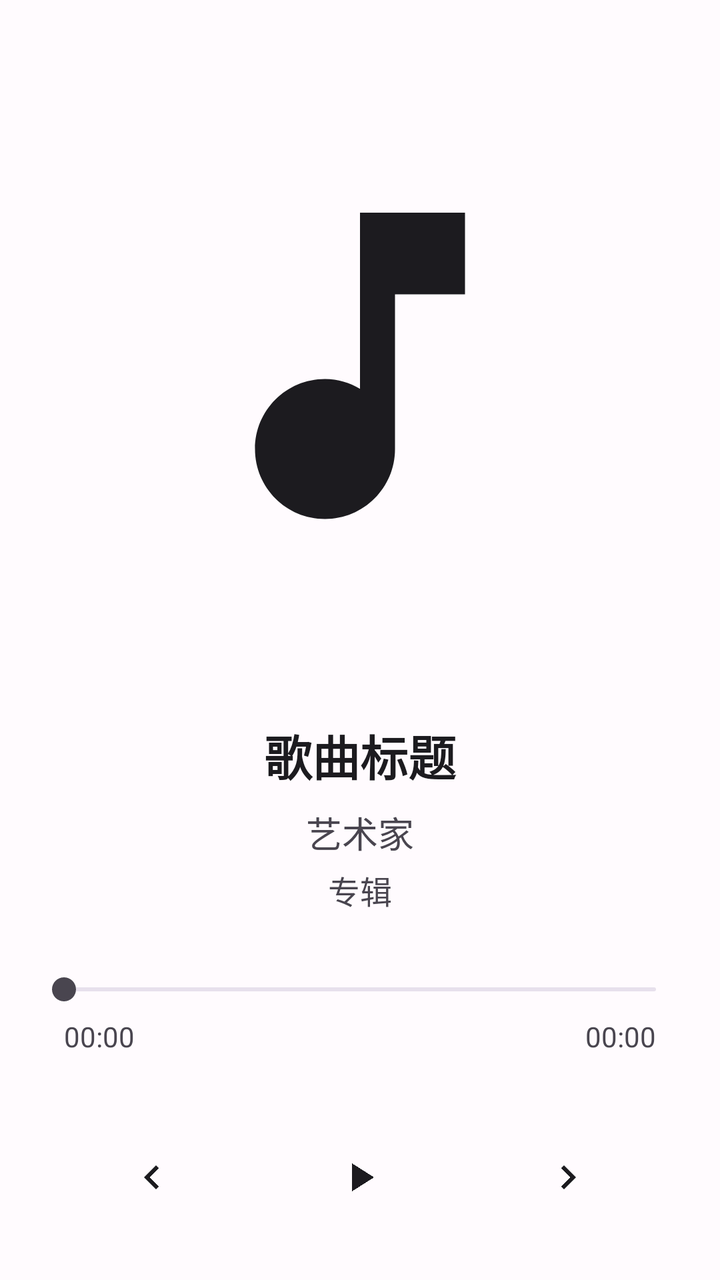
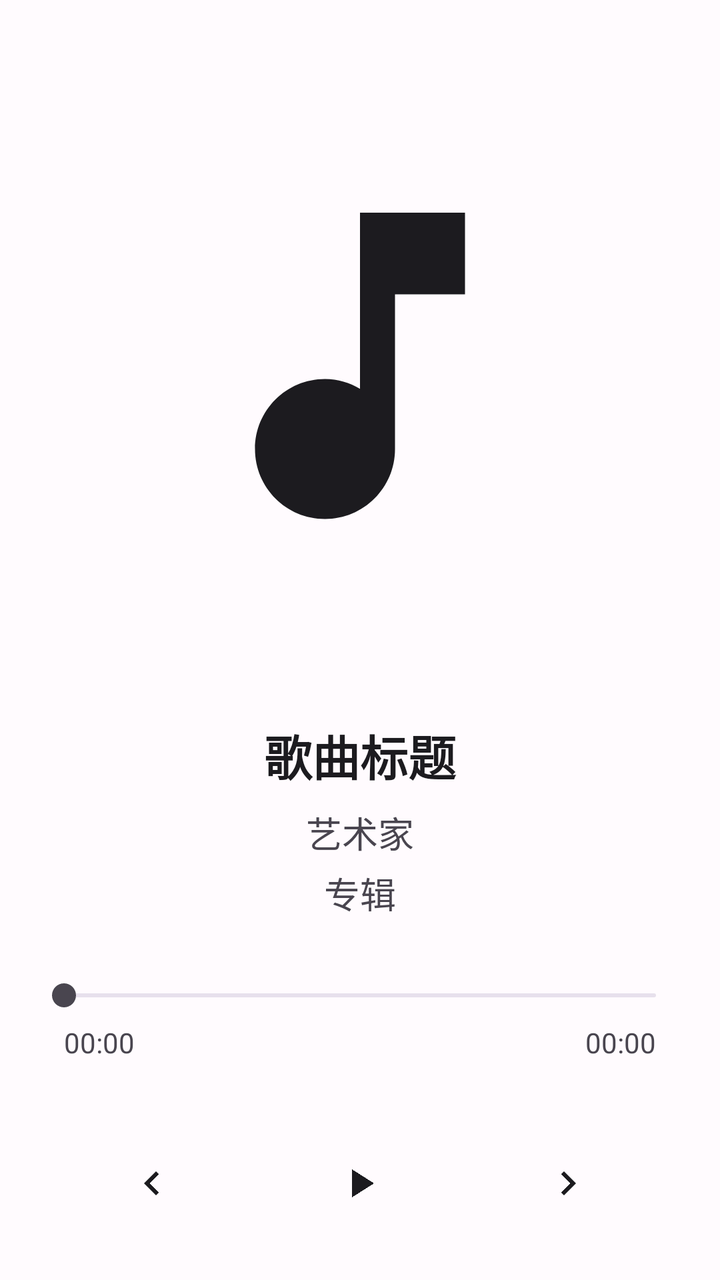

Two renders of the same Android screen: before a commit and after it. Below are the layout's source before the change and the commit's diff.
<!-- AndroidManifest.xml: activity theme Theme.UnicornPlayer -->
<!-- res/layout/fragment_player.xml -->
<?xml version="1.0" encoding="utf-8"?>
<androidx.constraintlayout.widget.ConstraintLayout xmlns:android="http://schemas.android.com/apk/res/android"
    xmlns:app="http://schemas.android.com/apk/res-auto"
    android:layout_width="match_parent"
    android:layout_height="match_parent"
    android:background="@color/background"
    android:padding="16dp">

    <ImageView
        android:id="@+id/albumArt"
        android:layout_width="280dp"
        android:layout_height="280dp"
        android:layout_marginTop="32dp"
        android:contentDescription="专辑封面"
        android:scaleType="centerCrop"
        android:src="@drawable/ic_music_note"
        app:layout_constraintEnd_toEndOf="parent"
        app:layout_constraintStart_toStartOf="parent"
        app:layout_constraintTop_toTopOf="parent" />

    <TextView
        android:id="@+id/songTitle"
        android:layout_width="0dp"
        android:layout_height="wrap_content"
        android:layout_marginTop="32dp"
        android:ellipsize="end"
        android:gravity="center"
        android:maxLines="2"
        android:text="歌曲标题"
        android:textColor="@color/onBackground"
        android:textSize="24sp"
        android:textStyle="bold"
        app:layout_constraintEnd_toEndOf="parent"
        app:layout_constraintStart_toStartOf="parent"
        app:layout_constraintTop_toBottomOf="@+id/albumArt" />

    <TextView
        android:id="@+id/artistName"
        android:layout_width="0dp"
        android:layout_height="wrap_content"
        android:layout_marginTop="8dp"
        android:ellipsize="end"
        android:gravity="center"
        android:maxLines="1"
        android:text="艺术家"
        android:textColor="@color/onSurfaceVariant"
        android:textSize="18sp"
        app:layout_constraintEnd_toEndOf="parent"
        app:layout_constraintStart_toStartOf="parent"
        app:layout_constraintTop_toBottomOf="@+id/songTitle" />

    <TextView
        android:id="@+id/albumName"
        android:layout_width="0dp"
        android:layout_height="wrap_content"
        android:layout_marginTop="4dp"
        android:ellipsize="end"
        android:gravity="center"
        android:maxLines="1"
        android:text="专辑"
        android:textColor="@color/onSurfaceVariant"
        android:textSize="16sp"
        app:layout_constraintEnd_toEndOf="parent"
        app:layout_constraintStart_toStartOf="parent"
        app:layout_constraintTop_toBottomOf="@+id/artistName" />

    <SeekBar
        android:id="@+id/seekBar"
        android:layout_width="0dp"
        android:layout_height="wrap_content"
        android:layout_marginTop="32dp"
        android:progressDrawable="@drawable/seekbar_progress"
        android:thumb="@drawable/seekbar_thumb"
        app:layout_constraintEnd_toEndOf="parent"
        app:layout_constraintStart_toStartOf="parent"
        app:layout_constraintTop_toBottomOf="@+id/albumName" />

    <LinearLayout
        android:layout_width="0dp"
        android:layout_height="wrap_content"
        android:layout_marginTop="8dp"
        android:gravity="center_vertical"
        android:orientation="horizontal"
        app:layout_constraintEnd_toEndOf="parent"
        app:layout_constraintStart_toStartOf="parent"
        app:layout_constraintTop_toBottomOf="@+id/seekBar">

        <TextView
            android:id="@+id/currentTime"
            android:layout_width="wrap_content"
            android:layout_height="wrap_content"
            android:layout_marginStart="16dp"
            android:text="00:00"
            android:textColor="@color/onSurfaceVariant"
            android:textSize="14sp" />

        <View
            android:layout_width="0dp"
            android:layout_height="0dp"
            android:layout_weight="1" />

        <TextView
            android:id="@+id/totalTime"
            android:layout_width="wrap_content"
            android:layout_height="wrap_content"
            android:layout_marginEnd="16dp"
            android:text="00:00"
            android:textColor="@color/onSurfaceVariant"
            android:textSize="14sp" />

    </LinearLayout>

    <LinearLayout
        android:layout_width="wrap_content"
        android:layout_height="wrap_content"
        android:layout_marginTop="48dp"
        android:gravity="center_vertical"
        android:orientation="horizontal"
        app:layout_constraintEnd_toEndOf="parent"
        app:layout_constraintStart_toStartOf="parent"
        app:layout_constraintTop_toBottomOf="@+id/seekBar">

        <ImageButton
            android:id="@+id/previousButton"
            android:layout_width="64dp"
            android:layout_height="64dp"
            android:layout_marginEnd="32dp"
            android:background="?attr/selectableItemBackgroundBorderless"
            android:contentDescription="上一首"
            android:src="@drawable/ic_previous" />

        <ImageButton
            android:id="@+id/playPauseButton"
            android:layout_width="80dp"
            android:layout_height="80dp"
            android:layout_marginEnd="32dp"
            android:background="?attr/selectableItemBackgroundBorderless"
            android:contentDescription="播放/暂停"
            android:src="@drawable/ic_play" />

        <ImageButton
            android:id="@+id/nextButton"
            android:layout_width="64dp"
            android:layout_height="64dp"
            android:background="?attr/selectableItemBackgroundBorderless"
            android:contentDescription="下一首"
            android:src="@drawable/ic_next" />

    </LinearLayout>

</androidx.constraintlayout.widget.ConstraintLayout>
<!-- resources referenced by this layout -->
<resources>
  <color name="background">#FFFBFE</color>
  <color name="onBackground">#1C1B1F</color>
  <color name="onSurfaceVariant">#49454F</color>
  <!-- drawable ic_music_note (drawable) -->
  <?xml version="1.0" encoding="utf-8"?>
  <vector xmlns:android="http://schemas.android.com/apk/res/android"
      android:width="24dp"
      android:height="24dp"
      android:viewportWidth="24"
      android:viewportHeight="24"
      android:tint="?attr/colorOnSurface">
      <path
          android:fillColor="@android:color/white"
          android:pathData="M12,5v7.55c-0.44,-0.26 -0.95,-0.42 -1.5,-0.42 -1.66,0 -3,1.34 -3,3s1.34,3 3,3 3,-1.34 3,-3V8.5h3V5h-4.5z"/>
  </vector>
  <!-- drawable ic_next (drawable) -->
  <?xml version="1.0" encoding="utf-8"?>
  <vector xmlns:android="http://schemas.android.com/apk/res/android"
      android:width="24dp"
      android:height="24dp"
      android:viewportWidth="24"
      android:viewportHeight="24"
      android:tint="?attr/colorOnSurface">
      <path
          android:fillColor="@android:color/white"
          android:pathData="M10,6L8.59,7.41 13.17,12l-4.58,4.59L10,18l6,-6z"/>
  </vector>
  <!-- drawable ic_play (drawable) -->
  <?xml version="1.0" encoding="utf-8"?>
  <vector xmlns:android="http://schemas.android.com/apk/res/android"
      android:width="24dp"
      android:height="24dp"
      android:viewportWidth="24"
      android:viewportHeight="24"
      android:tint="?attr/colorOnSurface">
      <path
          android:fillColor="@android:color/white"
          android:pathData="M8,5v14l11,-7z"/>
  </vector>
  <!-- drawable ic_previous (drawable) -->
  <?xml version="1.0" encoding="utf-8"?>
  <vector xmlns:android="http://schemas.android.com/apk/res/android"
      android:width="24dp"
      android:height="24dp"
      android:viewportWidth="24"
      android:viewportHeight="24"
      android:tint="?attr/colorOnSurface">
      <path
          android:fillColor="@android:color/white"
          android:pathData="M15.41,7.41L14,6l-6,6 6,6 1.41,-1.41L10.83,12z"/>
  </vector>
  <!-- drawable seekbar_thumb (drawable) -->
  <?xml version="1.0" encoding="utf-8"?>
  <shape xmlns:android="http://schemas.android.com/apk/res/android"
      android:shape="oval">
      <solid android:color="@color/onSurfaceVariant" />
      <size
          android:width="12dp"
          android:height="12dp" />
  </shape>
  <color name="primary">#6750A4</color>
  <color name="onPrimary">#FFFFFF</color>
  <color name="primaryContainer">#EADDFF</color>
  <color name="onPrimaryContainer">#21005D</color>
  <color name="secondary">#625B71</color>
  <color name="onSecondary">#FFFFFF</color>
  <color name="secondaryContainer">#E8DEF8</color>
  <color name="onSecondaryContainer">#1D192B</color>
  <color name="tertiary">#7D5260</color>
  <color name="onTertiary">#FFFFFF</color>
  <color name="tertiaryContainer">#FFD8E4</color>
  <color name="onTertiaryContainer">#31111D</color>
  <color name="error">#BA1A1A</color>
  <color name="onError">#FFFFFF</color>
  <color name="errorContainer">#FFDAD6</color>
  <color name="onErrorContainer">#410002</color>
  <color name="surface">#FFFBFE</color>
  <color name="onSurface">#1C1B1F</color>
  <color name="surfaceVariant">#E7E0EC</color>
  <color name="outline">#79747E</color>
  <color name="outlineVariant">#CAC4D0</color>
  <!-- unchanged entries left out for length: 2 -->
</resources>

<!-- the commit's change to res/layout/fragment_player.xml (unified diff, before → after) -->
@@ -59,7 +59,7 @@
         android:maxLines="1"
         android:text="专辑"
         android:textColor="@color/onSurfaceVariant"
-        android:textSize="16sp"
+        android:textSize="18sp"
         app:layout_constraintEnd_toEndOf="parent"
         app:layout_constraintStart_toStartOf="parent"
         app:layout_constraintTop_toBottomOf="@+id/artistName" />
